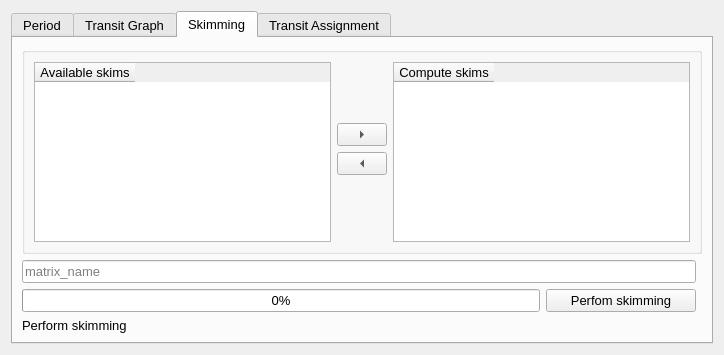
Before: the Qt Designer form qaequilibrae/modules/public_transport_procedures/forms/ui_skimming_assignment.ui in AequilibraE/qaequilibrae, drawn with Qt 5.
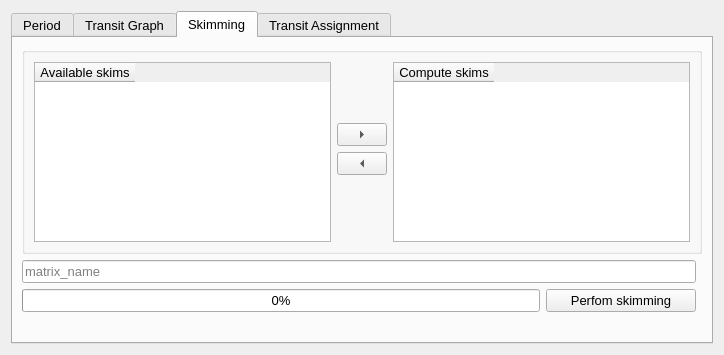
After: the same form once the commit is applied. The open tabs and pages were chosen to show the change.

What changed in the file:
```diff
--- a/qaequilibrae/modules/public_transport_procedures/forms/ui_skimming_assignment.ui
+++ b/qaequilibrae/modules/public_transport_procedures/forms/ui_skimming_assignment.ui
@@ -348,7 +348,7 @@
        <item row="4" column="0">
         <widget class="QLabel" name="skimming_label">
          <property name="text">
-          <string>Perform skimming</string>
+          <string/>
          </property>
         </widget>
        </item>
```
Left out of the diff: 2 changed lines with no effect on the pictures.
